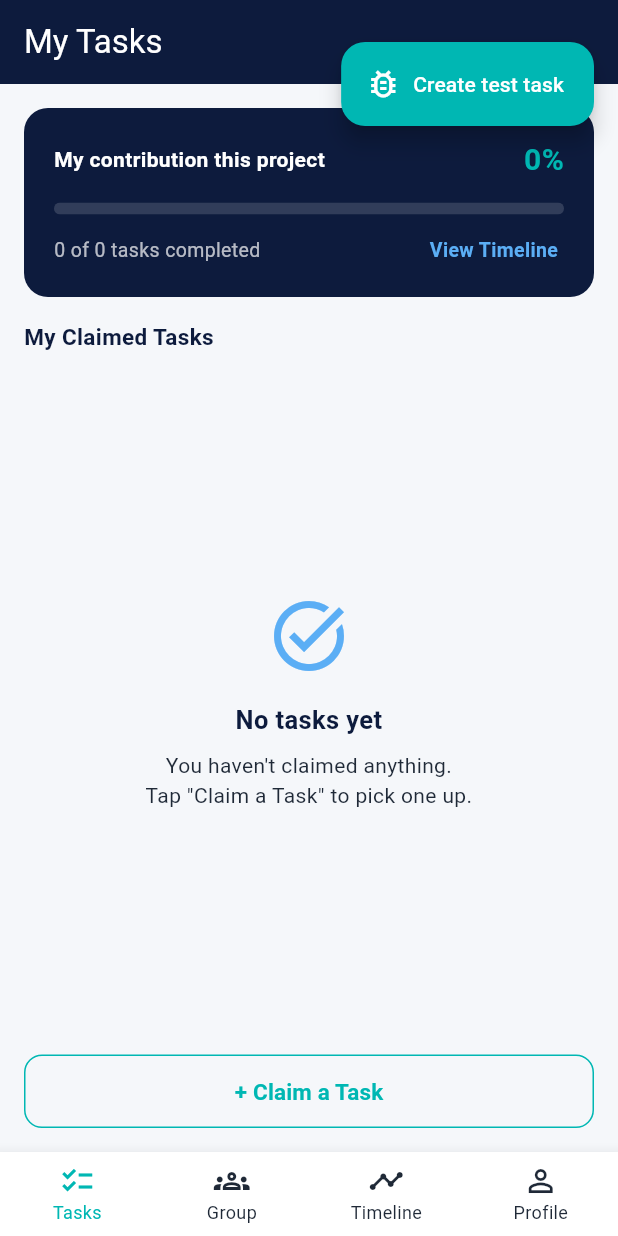
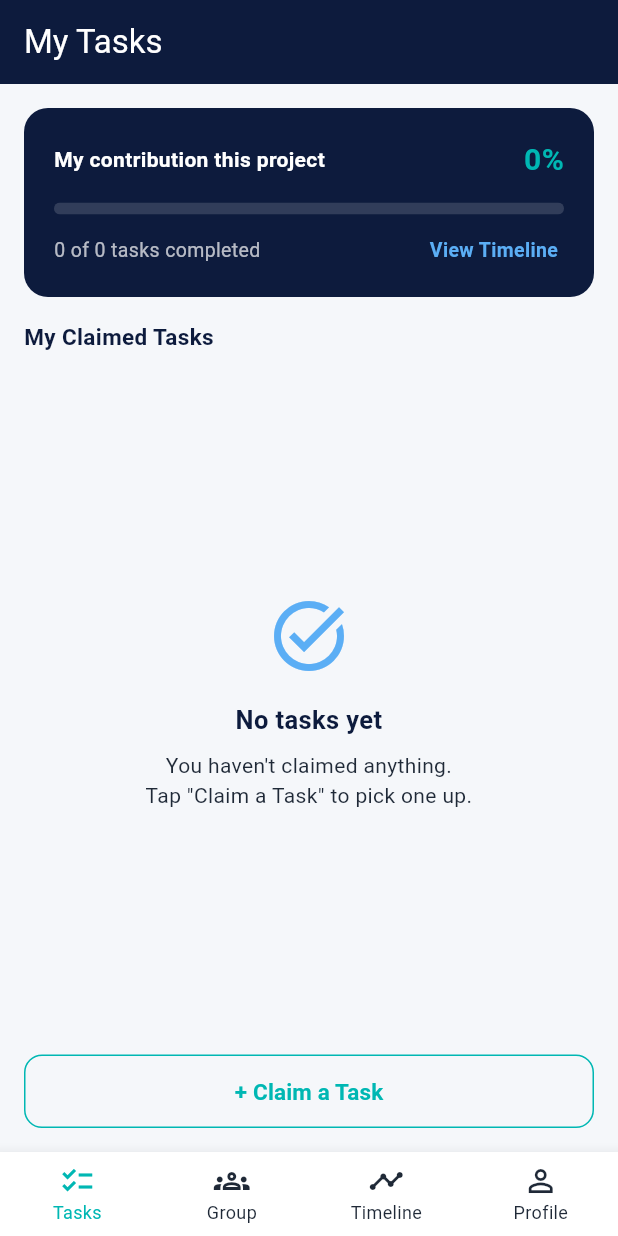
Before and after one commit to AiDv11/synca_app, a Flutter app: the screen it shows once a user with an empty profile is signed in, on a phone screen of 412 x 824 dp. Run offline on Flutter 3.47's test engine with Material 3 defaults, Android fonts, the phone set to English and light mode, and no system bars; our stand-ins replace cloud_firestore, firebase_auth, firebase_core; accounts and stored records are empty.

Commit message:
chore: remove temporary create-test-task debug button
Deletes the FloatingActionButton, its TODO marker, _createTestTask,
_isCreatingTestTask, the _showSnackBar helper it exclusively used,
and the now-unused TaskService import.

Pure removal: 84 deletions, no insertions. Bottom nav, IndexedStack,
tab index handling and the AppUser state workaround are untouched.

Nothing in the app calls TaskService.createTask any more. Task
creation returns with the leader module Add Task button.

Co-Authored-By: Claude Opus 5 <noreply@anthropic.com>

```diff
--- a/lib/src/modules/role/member/ui/page/member_dashboard.dart
+++ b/lib/src/modules/role/member/ui/page/member_dashboard.dart
@@ -1,6 +1,5 @@
 import 'package:flutter/material.dart';
 
-import 'package:synca_app/src/core/services/task_service.dart';
 import 'package:synca_app/src/core/theme/app_colors.dart';
 import 'package:synca_app/src/modules/common/auth/model/entity/app_user.dart';
 import 'package:synca_app/src/modules/common/auth/model/services/auth_service.dart';
@@ -92,60 +91,6 @@ class _MemberDashboardState extends State<MemberDashboard> {
   /// the "View Timeline" link go through here.
   void _showTab(int index) => setState(() => _selectedIndex = index);
 
-  // ===========================================================================
-  // TEMPORARY — debug only. Delete this block and the FAB in `build` once the
-  // "my tasks don't appear" problem is solved.
-  //
-  // The point of writing through TaskService rather than the Firebase console
-  // is that the write and the read then share one code path. Same collection
-  // constant, same field names, same uid, same Timestamp conversion — so if a
-  // task created here shows up but a hand-made document doesn't, the fault is
-  // in the document, not the query.
-  // ===========================================================================
-
-  bool _isCreatingTestTask = false;
-
-  Future<void> _createTestTask() async {
-    setState(() => _isCreatingTestTask = true);
-
-    try {
-      final task = await TaskService().createTask(
-        groupId: 'group1',
-        title: 'Draft literature review',
-        description: 'Temporary task created by the debug button.',
-        // createTask always writes status notStarted, so there is no parameter
-        // for it — a brand new task has by definition not been started.
-        deadline: DateTime.now().add(const Duration(days: 7)),
-        // The signed-in uid, straight from the profile AuthGate loaded. This is
-        // the exact value streamTasksForUser filters on.
-        ownerUid: widget.user.uid,
-        ownerName: widget.user.name,
-      );
-
-      if (!mounted) return;
-      _showSnackBar('Created task ${task.id}', isError: false);
-      debugPrint('Test task written: id=${task.id} ownerUid=${task.ownerUid}');
-    } catch (error) {
-      if (!mounted) return;
-      // Show the real exception, same reasoning as the tasks list error panel:
-      // a generic message here would hide a permission-denied.
-      _showSnackBar('$error');
-      debugPrint('createTask failed: $error');
-    } finally {
-      if (mounted) setState(() => _isCreatingTestTask = false);
-    }
-  }
-
-  void _showSnackBar(String message, {bool isError = true}) {
-    ScaffoldMessenger.of(context).showSnackBar(
-      SnackBar(
-        content: Text(message),
-        backgroundColor: isError ? Colors.red.shade700 : AppColors.teal,
-        behavior: SnackBarBehavior.floating,
-      ),
-    );
-  }
-
   @override
   Widget build(BuildContext context) {
     return Scaffold(
@@ -187,35 +132,6 @@ class _MemberDashboardState extends State<MemberDashboard> {
           ],
         ),
       ),
-
-      // TODO: remove before submission
-      //
-      // TEMPORARY — debug only, delete with the block above.
-      //
-      // Only on the Tasks tab, since that is the list being debugged. Placed at
-      // the top so it doesn't sit on top of the "+ Claim a Task" button at the
-      // bottom of the page.
-      floatingActionButton: _selectedIndex == 0
-          ? FloatingActionButton.extended(
-              // A null callback disables the button, which is what stops an
-              // impatient double-tap creating two tasks.
-              onPressed: _isCreatingTestTask ? null : _createTestTask,
-              backgroundColor: AppColors.teal,
-              foregroundColor: Colors.white,
-              icon: _isCreatingTestTask
-                  ? const SizedBox(
-                      height: 16,
-                      width: 16,
-                      child: CircularProgressIndicator(
-                        strokeWidth: 2,
-                        color: Colors.white,
-                      ),
-                    )
-                  : const Icon(Icons.bug_report_outlined),
-              label: const Text('Create test task'),
-            )
-          : null,
-      floatingActionButtonLocation: FloatingActionButtonLocation.endTop,
 
       bottomNavigationBar: BottomNavigationBar(
         currentIndex: _selectedIndex,
```
